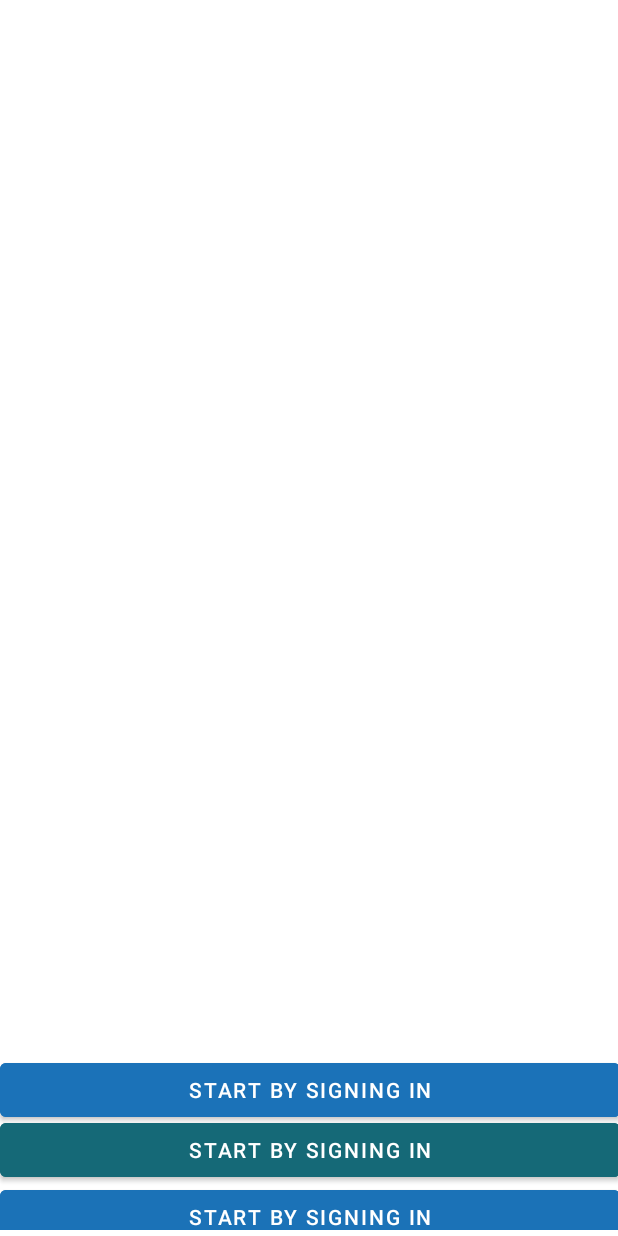
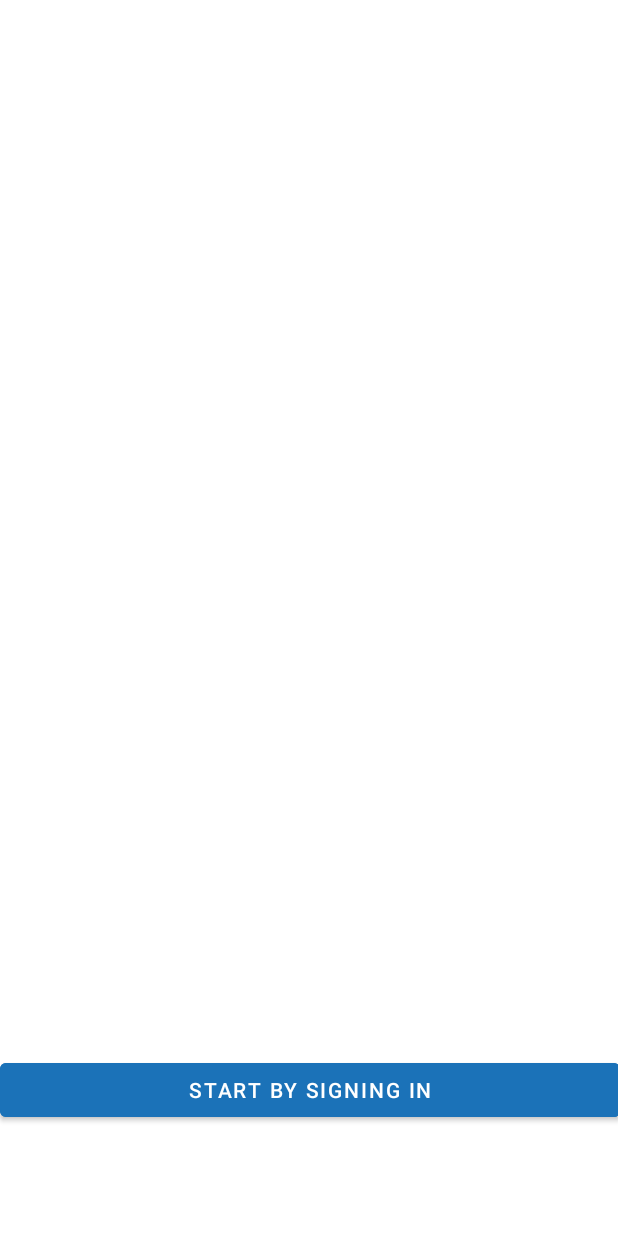
Before and after one commit to fatimaDib/TourGuide, an Android app: the screen it shows after launch (IntroActivity), on a phone screen of 412 x 824 dp. Run offline under Robolectric (Android 15) with nearby library versions, the phone set to English and light mode, and no system bars; our stand-ins replace Firebase (no records; nobody signed in at launch, a user with empty details on screens opened directly); Roboto replaces fonts that are not available here.

Commit message:
remove button

```diff
--- a/app/src/main/res/layout/activity_intro.xml
+++ b/app/src/main/res/layout/activity_intro.xml
@@ -42,22 +42,5 @@
         android:backgroundTint="#1B72B8"
         android:text="Start By Signing In" />
 
-    <Button
-        android:id="@+id/signIn3"
-        android:layout_width="match_parent"
-        android:layout_height="wrap_content"
-        android:layout_alignParentBottom="true"
-        android:layout_marginBottom="29dp"
-        android:backgroundTint="#156977"
-        android:text="Start By Signing In" />
-
-    <Button
-        android:id="@+id/signIn2"
-        android:layout_width="match_parent"
-        android:layout_height="wrap_content"
-        android:layout_alignParentBottom="true"
-        android:layout_marginBottom="-15dp"
-        android:backgroundTint="#1B72B7"
-        android:text="Start By Signing In" />
   </RelativeLayout>
 </androidx.constraintlayout.widget.ConstraintLayout>
```
